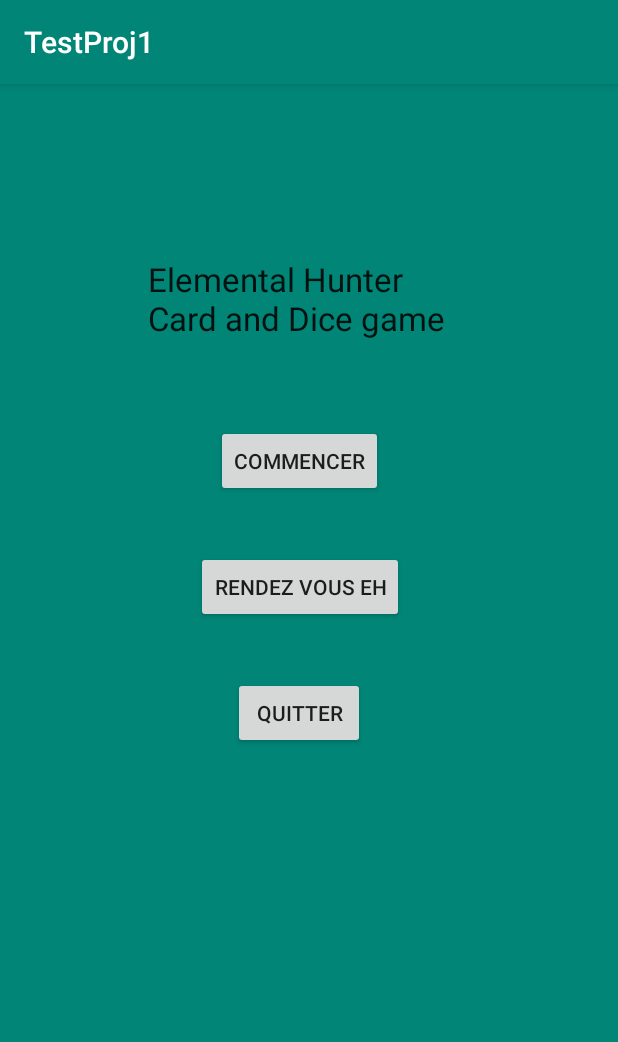
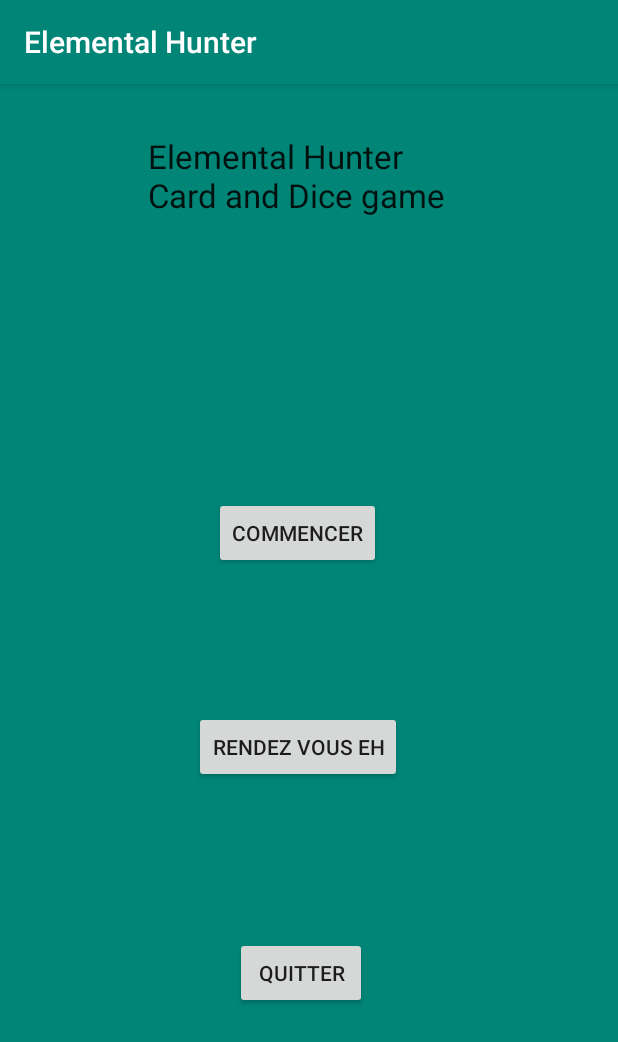
Before and after one commit to Gorgory24/Elemental-Hunter, an Android app: the screen it shows after launch (MainActivity), on a phone screen of 412 x 824 dp. Shown: the top 1042 px of the screen. Run offline under Robolectric (Android 15) with nearby library versions, the light colour scheme and no system bars.

Commit message:
Finalisation Audio et correctif Map

```diff
--- a/app/src/main/AndroidManifest.xml
+++ b/app/src/main/AndroidManifest.xml
@@ -12,7 +12,7 @@
     <application
         android:allowBackup="true"
         android:icon="@mipmap/ic_launcher"
-        android:label="@string/app_name"
+        android:label="Elemental Hunter"
         android:roundIcon="@mipmap/ic_launcher_round"
         android:supportsRtl="true"
         android:theme="@style/AppTheme">
--- a/app/src/main/java/com/example/testproj1/MainActivity.java
+++ b/app/src/main/java/com/example/testproj1/MainActivity.java
@@ -12,6 +12,7 @@ import android.graphics.Bitmap;
 import android.graphics.drawable.Drawable;
 import android.location.Location;
 import android.location.LocationManager;
+import android.media.MediaPlayer;
 import android.os.Bundle;
 import android.view.View;
 import android.widget.ImageView;
@@ -48,14 +49,39 @@ public class MainActivity extends AppCompatActivity {
 
     ImageView imageBG;
 
+    private MediaPlayer mPlayer;
+
     @Override
     protected void onCreate(Bundle savedInstanceState) {
         super.onCreate(savedInstanceState);
         setContentView(R.layout.activity_main);
         MainVue = (View)findViewById(R.id.MainVue);
 
+        if(mPlayer == null) {
+            stop();
+            mPlayer = MediaPlayer.create(this, R.raw.yp);
+            mPlayer.setOnCompletionListener(new MediaPlayer.OnCompletionListener() {
+                                                public void onCompletion(MediaPlayer mp) {
+                                                    stop();
+                                                }
+                                            }
+            );
+            mPlayer.start();
+        }
+
+        // On met une couleur de fond par défaut, au cas où la récupération de position de marche pas :
         MainVue.setBackgroundColor(getResources().getColor(R.color.colorPrimary)); //On change la couleur du background ici en couleur du soir (bleu)
+
+        // On demande la permission pour avoir la géoloclisation
         demandePermission();
+    }
+
+    // Gestion d'arrêt de la musique :
+    public void stop() {
+        if (mPlayer != null) {
+            mPlayer.release();
+            mPlayer = null;
+        }
     }
 
     // ----- Géolocalisation ----
@@ -116,14 +142,17 @@ public class MainActivity extends AppCompatActivity {
                 // On charge le bon thème en fonction de la véritable heure obtenu :
                 switch (getTheme(realHour)) {
                     case MATIN:
+                        System.out.println("ON EST IC11111111111111111111111111111111111111111111111111111111");
                         MainVue.setBackgroundResource(R.drawable.matin);
                         break;
 
                     case MIDI:
+                        System.out.println("ON EST IC222222222222222222222222222222222222222222222222222222222222");
                         MainVue.setBackgroundResource(R.drawable.midi);
                         break;
 
                     case SOIR:
+                        System.out.println("ON EST IC333333333333333333333333333333333333333333333333333333333333");
                         MainVue.setBackgroundResource(R.drawable.soir);
                         break;
                 }
--- a/app/src/main/java/com/example/testproj1/MapsActivity.java
+++ b/app/src/main/java/com/example/testproj1/MapsActivity.java
@@ -46,6 +46,8 @@ public class MapsActivity extends FragmentActivity implements OnMapReadyCallback
 
         toggleButtonEnable();
 
+
+
         // Obtain the SupportMapFragment and get notified when the map is ready to be used.
         SupportMapFragment mapFragment = (SupportMapFragment) getSupportFragmentManager()
                 .findFragmentById(R.id.map);
@@ -64,7 +66,7 @@ public class MapsActivity extends FragmentActivity implements OnMapReadyCallback
     // Déplace la caméra de la map à une position précise :
     private void moveCamera(double coordY, double coordX) {
         LatLng position= new LatLng(coordX, coordY);
-        mMap.moveCamera(CameraUpdateFactory.newLatLng(position));
+        mMap.moveCamera(CameraUpdateFactory.newLatLngZoom(position,9));
     }
 
     // Fonction décrivant la possibilité pour les bouton d'être actif ou non :
--- a/app/src/main/res/layout/activity_main.xml
+++ b/app/src/main/res/layout/activity_main.xml
@@ -18,42 +18,45 @@
         app:layout_constraintLeft_toLeftOf="parent"
         app:layout_constraintRight_toRightOf="parent"
         app:layout_constraintTop_toTopOf="parent"
-        app:layout_constraintVertical_bias="0.172" />
+        app:layout_constraintVertical_bias="0.05" />
 
     <Button
         android:id="@+id/BoutonCommencer"
         android:layout_width="wrap_content"
         android:layout_height="wrap_content"
-        android:layout_marginTop="16dp"
         android:onClick="Commence"
         android:text="@string/Commencer"
+        app:layout_constraintBottom_toBottomOf="parent"
         app:layout_constraintEnd_toEndOf="parent"
-        app:layout_constraintHorizontal_bias="0.478"
+        app:layout_constraintHorizontal_bias="0.474"
         app:layout_constraintStart_toStartOf="parent"
-        app:layout_constraintTop_toBottomOf="@+id/textView" />
+        app:layout_constraintTop_toTopOf="parent"
+        app:layout_constraintVertical_bias="0.382" />
 
     <Button
         android:id="@+id/BoutonMap"
         android:layout_width="wrap_content"
         android:layout_height="wrap_content"
-        android:layout_marginTop="36dp"
         android:onClick="GoMap"
         android:text="@string/RDV"
+        app:layout_constraintBottom_toBottomOf="parent"
         app:layout_constraintEnd_toEndOf="parent"
-        app:layout_constraintHorizontal_bias="0.478"
+        app:layout_constraintHorizontal_bias="0.473"
         app:layout_constraintStart_toStartOf="parent"
-        app:layout_constraintTop_toBottomOf="@+id/BoutonCommencer" />
+        app:layout_constraintTop_toTopOf="parent"
+        app:layout_constraintVertical_bias="0.581" />
 
     <Button
         android:id="@+id/BoutonQuitter"
         android:layout_width="wrap_content"
         android:layout_height="wrap_content"
-        android:layout_marginTop="36dp"
         android:onClick="Quit"
         android:text="@string/Quitter"
+        app:layout_constraintBottom_toBottomOf="parent"
         app:layout_constraintEnd_toEndOf="parent"
-        app:layout_constraintHorizontal_bias="0.48"
+        app:layout_constraintHorizontal_bias="0.483"
         app:layout_constraintStart_toStartOf="parent"
-        app:layout_constraintTop_toBottomOf="@+id/BoutonMap" />
+        app:layout_constraintTop_toTopOf="parent"
+        app:layout_constraintVertical_bias="0.79" />
 
 </androidx.constraintlayout.widget.ConstraintLayout>
```
